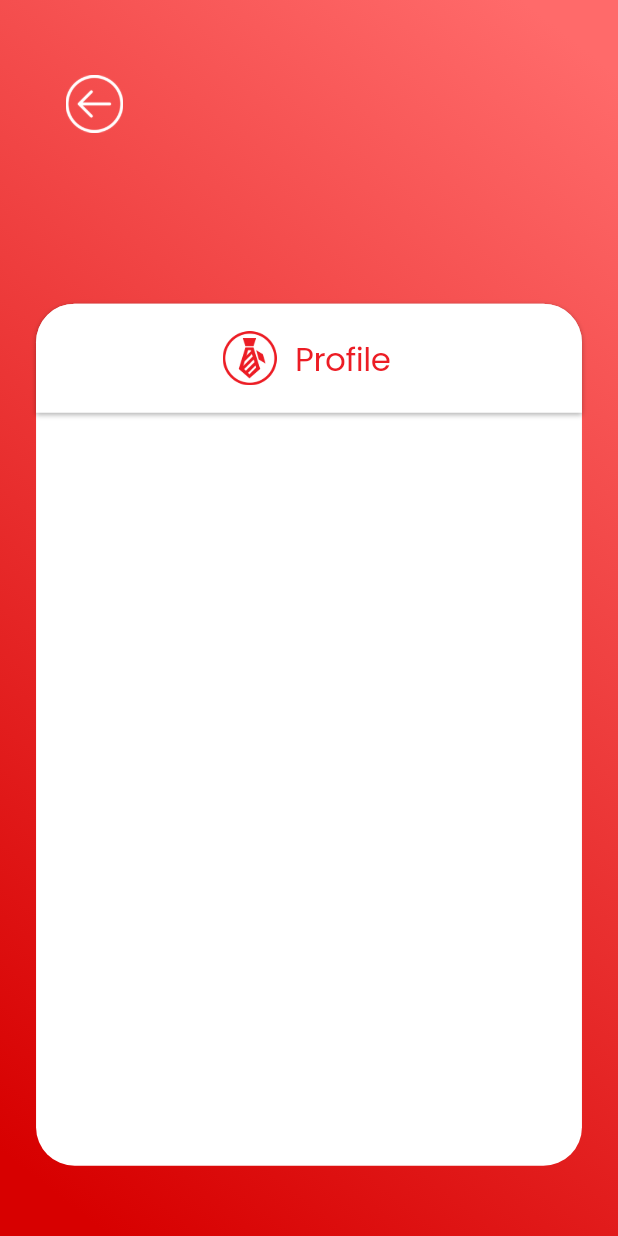
After one commit to rootsystechnologies/EasyCardManageApp, a Flutter app: the Profile screen opened directly, on a phone screen of 412 x 824 dp. The commit adds this screen. Run offline on Flutter 3.47's test engine with Material 2 defaults, Android fonts, the phone set to English and light mode, and no system bars; our stand-ins replace dotted_border, expansion_tile_card, flutter_screenutil, flutter_svg, google_fonts.

Commit message:
profile section ui creation started

```diff
--- a/lib/Ui/optionscreen.dart
+++ b/lib/Ui/optionscreen.dart
@@ -1,3 +1,4 @@
+import 'package:easymanage/Ui/profile.dart';
 import 'package:easymanage/Ui/wallethistory.dart';
 import 'package:flutter/material.dart';
 import 'package:flutter_screenutil/flutter_screenutil.dart';
@@ -279,7 +280,10 @@ class _OptionScreenState extends State<OptionScreen> {
                           ),
                           Padding(
                             padding: EdgeInsets.only(left: 27.w, right: 27.w),
-                            child: GestureDetector(onTap:()=>Navigator.of(context).push(MaterialPageRoute(builder: (_)=>WalletHistory())),
+                            child: GestureDetector(
+                              onTap: () => Navigator.of(context).push(
+                                  MaterialPageRoute(
+                                      builder: (_) => WalletHistory())),
                               child: DottedBorder(
                                 dashPattern: [4.sp, 4.sp],
                                 borderType: BorderType.RRect,
@@ -297,8 +301,8 @@ class _OptionScreenState extends State<OptionScreen> {
                                       SizedBox(
                                           width: 28.w,
                                           height: 28.h,
-                                          child:
-                                              Image.asset('assets/option4.png')),
+                                          child: Image.asset(
+                                              'assets/option4.png')),
                                       SizedBox(
                                         width: 9.w,
                                       ),
@@ -320,7 +324,9 @@ class _OptionScreenState extends State<OptionScreen> {
                                       ),
                                       Padding(
                                         padding: EdgeInsets.only(
-                                            top: 15.h, bottom: 25.h, right: 14.w),
+                                            top: 15.h,
+                                            bottom: 25.h,
+                                            right: 14.w),
                                         child: Icon(
                                           Icons.arrow_forward,
                                           color: Color(0xffEC1C24),
@@ -337,6 +343,9 @@ class _OptionScreenState extends State<OptionScreen> {
                           ),
                           Padding(
                             padding: EdgeInsets.only(left: 27.w, right: 27.w),
+                            child: GestureDetector( onTap: () => Navigator.of(context).push(
+                                MaterialPageRoute(
+                                    builder: (_) => Profile())),
                               child: DottedBorder(
                                 dashPattern: [4.sp, 4.sp],
                                 borderType: BorderType.RRect,
@@ -388,6 +397,7 @@ class _OptionScreenState extends State<OptionScreen> {
                                 ),
                               ),
                             ),
+                          ),
                           SizedBox(
                             height: 22.h,
                           ),
--- /dev/null
+++ b/lib/Ui/profile.dart
@@ -0,0 +1,115 @@
+import 'package:flutter/material.dart';
+import 'package:flutter_screenutil/flutter_screenutil.dart';
+import 'package:google_fonts/google_fonts.dart';
+
+class Profile extends StatefulWidget {
+  const Profile({Key? key}) : super(key: key);
+
+  @override
+  State<Profile> createState() => _ProfileState();
+}
+
+class _ProfileState extends State<Profile> {
+  @override
+  Widget build(BuildContext context) {
+    return Scaffold(
+        resizeToAvoidBottomInset: false,
+        body: Container(
+            width: MediaQuery.of(context).size.width,
+            height: MediaQuery.of(context).size.height,
+            decoration: BoxDecoration(
+              gradient: LinearGradient(
+                begin: Alignment.topCenter,
+                end: Alignment.bottomCenter,
+                transform:
+                    GradientRotation(190.64 * (3.1415926535897932 / 180.0).sp),
+                stops: [0.0057.sp, 0.969.sp],
+                colors: [
+                  Color(0xffD70000),
+                  Color(0xffFF6A6A),
+                ],
+              ),
+            ),
+            child:
+                Column(crossAxisAlignment: CrossAxisAlignment.start, children: [
+              SizedBox(
+                height: 41.h,
+              ),
+              Padding(
+                padding: EdgeInsets.only(left: 26.w),
+                child: TextButton(
+                    onPressed: () {
+                      Navigator.of(context).pop();
+                    },
+                    child: SizedBox(
+                      width: 37.062.w,
+                      height: 37.062.h,
+                      child: Image.asset('assets/arrowback.png'),
+                    )),
+              ),
+              SizedBox(
+                height: 102.94.h,
+              ),
+              Container(
+                  margin: EdgeInsets.only(left: 21.w, right: 21.w),
+                  width: 326.w,
+                  height: 558.h,
+                  decoration: BoxDecoration(
+                    color: Colors.white,
+                    borderRadius: BorderRadius.circular(25.r),
+                  ),
+                  child: SingleChildScrollView(
+                      child: Column(children: [
+                    Container(
+                      decoration: BoxDecoration(
+                          boxShadow: [
+                            BoxShadow(
+                              color: Color.fromRGBO(0, 0, 0, 0.25.sp),
+                              offset: Offset(0, 1.sp),
+                              blurRadius: 2.r,
+                            ),
+                          ],
+                          color: Colors.white,
+                          borderRadius: BorderRadius.only(
+                              topLeft: Radius.circular(25.r),
+                              topRight: Radius.circular(25.r))),
+                      width: 326.w,
+                      height: 70.63.h,
+                      child: Row(
+                        children: [
+                          Padding(
+                            padding: EdgeInsets.only(
+                                left: 107.w,
+                                top: 16.48.h,
+                                bottom: 16.48.h,
+                                right: 2.w),
+                            child: SizedBox(
+                                width: 35.06.w,
+                                height: 35.06.h,
+                                child: Image.asset('assets/option5.png')),
+                          ),
+                          Padding(
+                            padding: EdgeInsets.only(
+                                top: 16.22.h, bottom: 14.35.h,left: 7.w),
+                            child: SizedBox(
+                                width: 74.w,
+                                height: 30.61.h,
+                                child: Text(
+                                  'Profile',
+                                  style: GoogleFonts.poppins(
+                                    textStyle: TextStyle(
+                                      letterSpacing: -0.3.sp,
+                                      color: Color(0xffEC1C24),
+                                      fontSize: 19.sp,
+                                      fontWeight: FontWeight.w400,
+                                    ),
+                                  ),
+                                )),
+                          )
+                        ],
+                      ),
+                    ),
+                  ])))
+            ])));
+  }
+}
```
Lines whose indentation alone changed are shown as unchanged.
